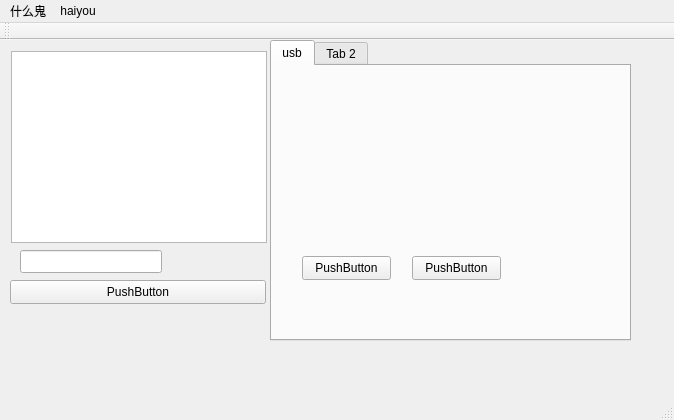
Old version of the form mainwindow.ui in the repository sky92zwq/ecT_Tadlas-Qt5.
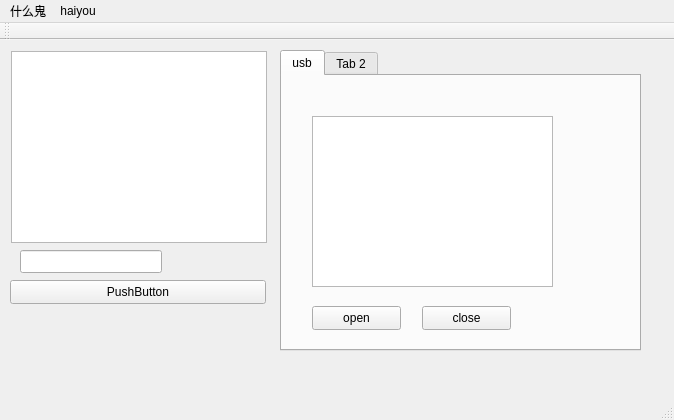
New version of the form.

Diff of the .ui file:
```diff
--- a/mainwindow.ui
+++ b/mainwindow.ui
@@ -65,8 +65,8 @@
    <widget class="QTabWidget" name="tabWidget">
     <property name="geometry">
      <rect>
-      <x>270</x>
-      <y>0</y>
+      <x>280</x>
+      <y>10</y>
       <width>361</width>
       <height>301</height>
      </rect>
@@ -82,26 +82,36 @@
       <property name="geometry">
        <rect>
         <x>30</x>
-        <y>190</y>
+        <y>230</y>
         <width>89</width>
         <height>24</height>
        </rect>
       </property>
       <property name="text">
-       <string>PushButton</string>
+       <string>open</string>
       </property>
      </widget>
      <widget class="QPushButton" name="pushButton_3">
       <property name="geometry">
        <rect>
         <x>140</x>
-        <y>190</y>
+        <y>230</y>
         <width>89</width>
         <height>24</height>
        </rect>
       </property>
       <property name="text">
-       <string>PushButton</string>
+       <string>close</string>
+      </property>
+     </widget>
+     <widget class="QListWidget" name="listWidget_2">
+      <property name="geometry">
+       <rect>
+        <x>30</x>
+        <y>40</y>
+        <width>241</width>
+        <height>171</height>
+       </rect>
       </property>
      </widget>
     </widget>
```
Left out of the diff: 47 changed lines with no effect on the pictures.
